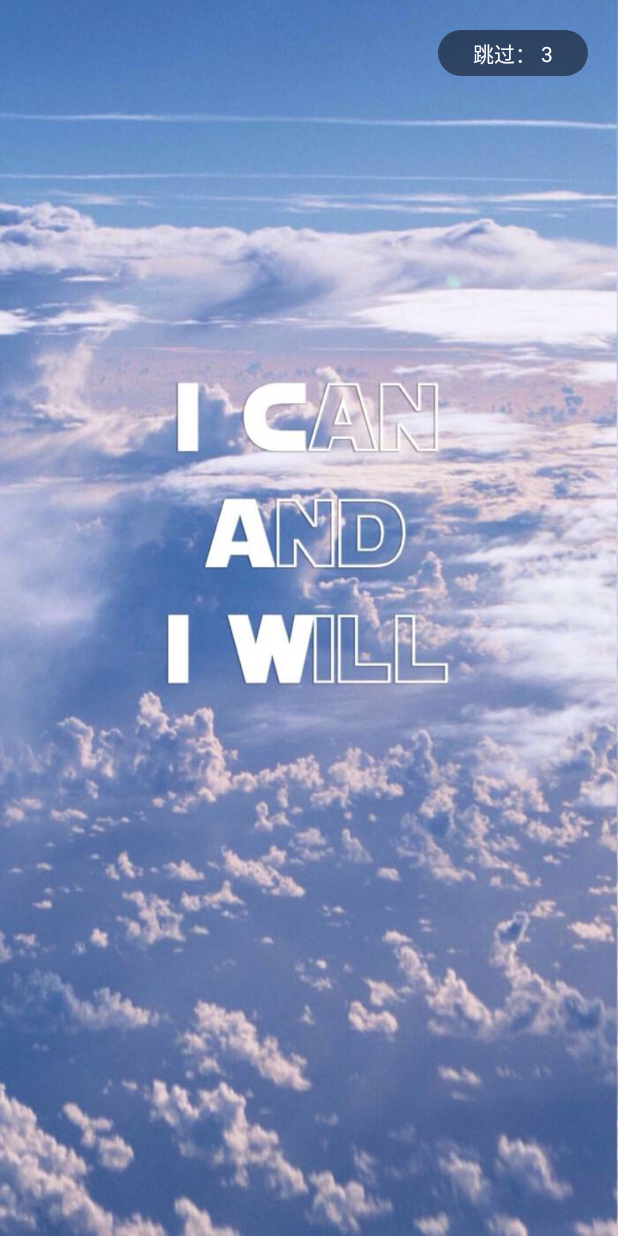
After one commit to hornhuang/human-computer-interaction, an Android app: the AdActivity screen opened directly, with no data from a screen before it, on a phone screen of 412 x 824 dp. The commit adds this screen. Run offline under Robolectric (Android 15) with nearby library versions, the phone set to English and light mode, and no system bars.

Commit message:
UPD：「 3s 闪屏广告页 」

```diff
--- /dev/null
+++ b/app/src/main/java/com/example/mindhlju/ad/AdActivity.java
@@ -0,0 +1,71 @@
+package com.example.mindhlju.ad;
+
+import androidx.annotation.NonNull;
+import androidx.appcompat.app.AppCompatActivity;
+
+import android.content.Intent;
+import android.os.Bundle;
+import android.os.CountDownTimer;
+import android.os.Handler;
+import android.os.Message;
+import android.view.View;
+import android.widget.TextView;
+
+import com.example.mindhlju.MainActivity;
+import com.example.mindhlju.R;
+
+public class AdActivity extends AppCompatActivity implements View.OnClickListener {
+
+    private TextView mTimeText;
+
+    private CountDownTimer countDownTimer;
+
+    @Override
+    protected void onCreate(Bundle savedInstanceState) {
+        super.onCreate(savedInstanceState);
+        setContentView(R.layout.activity_ad);
+
+        initViews();
+
+        countDownTimer = new CountDownTimer(3000, 1000) {
+            @Override
+            public void onTick(long millisUntilFinished) {
+                String tips = "跳过： " + ( millisUntilFinished / 1000 + 1 );
+                mTimeText.setText(tips);
+            }
+
+            @Override
+            public void onFinish() {
+                jumpOut(null);
+            }
+        }.start();
+    }
+
+    private void initViews() {
+        mTimeText = findViewById(R.id.time_count);
+
+        mTimeText.setOnClickListener(this);
+    }
+
+    public synchronized void jumpOut(View view) {
+        if (countDownTimer == null) {
+            return;
+        }
+        countDownTimer = null;
+        startActivity(new Intent(AdActivity.this, MainActivity.class));
+        finish();
+    }
+
+    @Override
+    public void finish() {
+        super.finish();
+    }
+
+    @Override
+    public void onClick(View v) {
+        switch (v.getId()) {
+            case R.id.time_count:
+                jumpOut(null);
+        }
+    }
+}
--- /dev/null
+++ b/app/src/main/res/drawable/round_textview_bac.xml
@@ -0,0 +1,10 @@
+<?xml version="1.0" encoding="utf-8"?>
+<shape xmlns:android="http://schemas.android.com/apk/res/android">
+    <solid android:color="@color/translucency_black" />
+    <corners android:radius="15dp" />
+    <padding
+        android:left="5dp"
+        android:top="5dp"
+        android:right="5dp"
+        android:bottom="5dp" />
+</shape>
--- /dev/null
+++ b/app/src/main/res/layout/activity_ad.xml
@@ -0,0 +1,20 @@
+<?xml version="1.0" encoding="utf-8"?>
+<androidx.constraintlayout.widget.ConstraintLayout xmlns:android="http://schemas.android.com/apk/res/android"
+    xmlns:app="http://schemas.android.com/apk/res-auto"
+    xmlns:tools="http://schemas.android.com/tools"
+    android:layout_width="match_parent"
+    android:layout_height="match_parent"
+    tools:context="com.example.mindhlju.ad.AdActivity">
+
+    <TextView
+        android:id="@+id/time_count"
+        android:layout_width="100dp"
+        android:layout_height="wrap_content"
+        android:background="@drawable/round_textview_bac"
+        android:layout_margin="20dp"
+        android:gravity="center"
+        android:textColor="@color/white"
+        app:layout_constraintEnd_toEndOf="parent"
+        app:layout_constraintTop_toTopOf="parent"/>
+
+</androidx.constraintlayout.widget.ConstraintLayout>
--- a/app/src/main/res/values/styles.xml
+++ b/app/src/main/res/values/styles.xml
@@ -42,4 +42,12 @@
         <item name="android:thumb">@drawable/ic_seekbar_thumb</item>
     </style>
 
+    <!--闪屏广告-->
+    <style name="AppTheme.NoActionBarWithBackGround">
+        <item name="windowActionBar">false</item>//取消Actionbar
+        <item name="windowNoTitle">true</item>
+        <item name="android:windowFullscreen">true</item>//设置全屏
+        <item name="android:windowBackground">@drawable/splash_bac</item>//设置背景
+    </style>
+
 </resources>
```
Also changed, not shown: app/src/main/AndroidManifest.xml (+14 -12 lines), app/src/main/res/drawable/splash_bac.jpeg (added).
